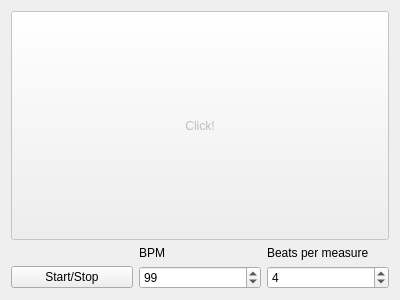
Old version of the form guitartools/metronome.ui in the repository ispielman/guitartools.
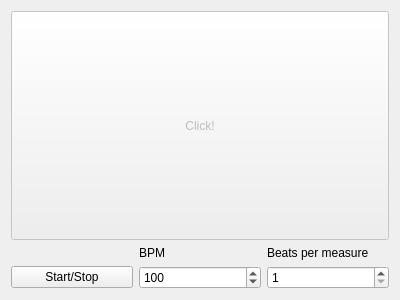
New version of the form.

What changed in the file:
```diff
--- a/guitartools/metronome.ui
+++ b/guitartools/metronome.ui
@@ -35,10 +35,10 @@
      <item row="1" column="1">
       <widget class="QSpinBox" name="BPM_spinBox">
        <property name="maximum">
-        <number>200</number>
+        <number>1000</number>
        </property>
        <property name="value">
-        <number>99</number>
+        <number>100</number>
        </property>
       </widget>
      </item>
@@ -69,7 +69,7 @@
         <number>1</number>
        </property>
        <property name="value">
-        <number>4</number>
+        <number>1</number>
        </property>
       </widget>
      </item>
```
